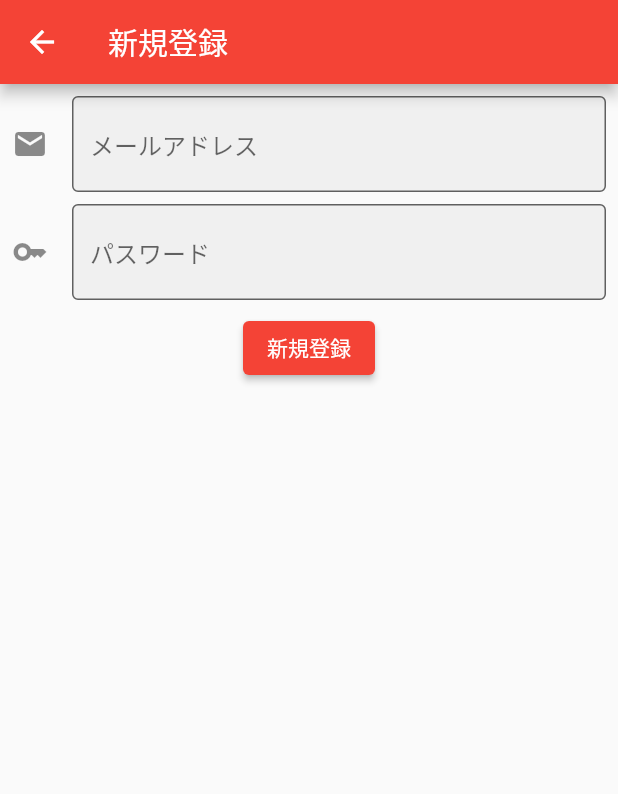
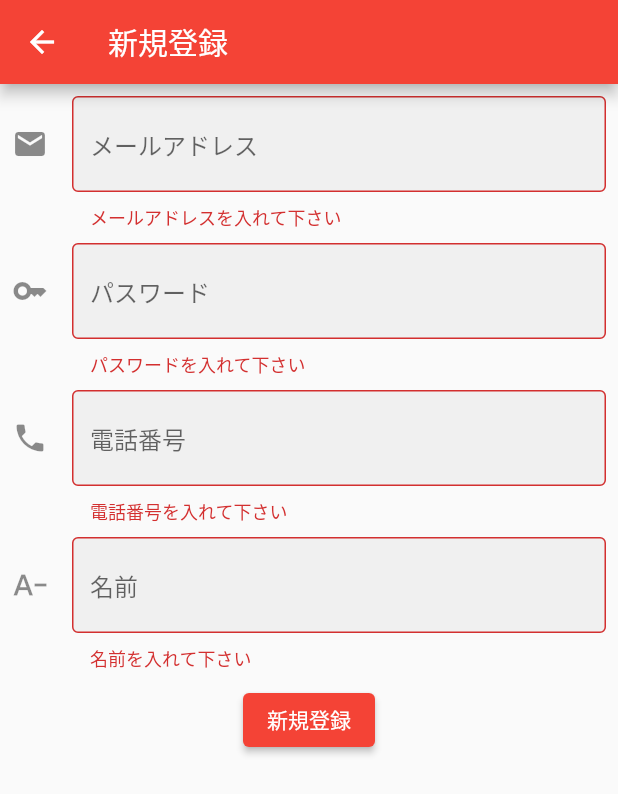
Before and after one commit to aquaman1182/ShiftList, a Flutter app: the SignUpScreen screen opened by its route, after a tap on "新規登録", on a phone screen of 412 x 824 dp. Shown: the top 794 px of the screen. Run offline on Flutter 3.47's test engine with Material 2 defaults, Android fonts, the phone set to English and light mode, and no system bars; our stand-ins replace cloud_firestore, firebase_auth, firebase_core, freezed_annotation, go_router, table_calendar; accounts and stored records are empty.

Commit message:
SignUp Fix

```diff
--- a/lib/models/repositories/login_repository.dart
+++ b/lib/models/repositories/login_repository.dart
@@ -6,9 +6,10 @@ class AuthService {
   AuthService({required DatabaseManager databaseManager})
       : databaseManager = databaseManager;
 
-  Future<Map<String, String>?> signUp(String email, String password) async {
-    return await databaseManager.signUp(email, password);
+  Future<Map<String, String>?> signUp(String email, String password, String phoneNumber, String name) async {
+    return await databaseManager.signUp(email, password, phoneNumber, name);
   }
+
 
   Future<String?> signIn(String user, String password) async {
     return await databaseManager.signIn(user, password);
--- a/lib/views/auth/sign_up_screen.dart
+++ b/lib/views/auth/sign_up_screen.dart
@@ -1,4 +1,5 @@
 import 'package:flutter/material.dart';
+import 'package:flutter/services.dart';
 import 'package:go_router/go_router.dart';
 import 'package:provider/provider.dart';
 import 'package:shift_app/view_models/login_view_model.dart';
@@ -6,6 +7,8 @@ import 'package:shift_app/view_models/login_view_model.dart';
 class SignUpScreen extends StatelessWidget {
   final TextEditingController emailController = TextEditingController();
   final TextEditingController passController = TextEditingController();
+  final TextEditingController phoneController = TextEditingController();
+  final TextEditingController nameController = TextEditingController();
   final GlobalKey<FormState> _formKey = GlobalKey<FormState>();
 
   @override
@@ -40,7 +43,7 @@ class SignUpScreen extends StatelessWidget {
                 controller: passController,
                 decoration: const InputDecoration(
                   icon: Icon(Icons.key),
-                  border:  OutlineInputBorder(),
+                  border: OutlineInputBorder(),
                   filled: true,
                   hintText: "パスワード"
                 ),
@@ -50,11 +53,53 @@ class SignUpScreen extends StatelessWidget {
                   }
                   return null;
                 },
+                obscureText: true,
+              ),
+              const SizedBox(height: 8.0,),
+              TextFormField(
+                controller: phoneController,
+                decoration: const InputDecoration(
+                  icon: Icon(Icons.phone),
+                  border: OutlineInputBorder(),
+                  filled: true,
+                  hintText: "電話番号"
+                ),
+                keyboardType: TextInputType.number,
+                inputFormatters: <TextInputFormatter>[
+                  FilteringTextInputFormatter.digitsOnly
+                ],
+                validator: (value) {
+                  if (value!.isEmpty) {
+                    return "電話番号を入れて下さい";
+                  }
+                  return null;
+                },
+              ),
+              const SizedBox(height: 8.0,),
+              TextFormField(
+                controller: nameController,
+                decoration: const InputDecoration(
+                  icon: Icon(Icons.text_decrease),
+                  border: OutlineInputBorder(),
+                  filled: true,
+                  hintText: "名前"
+                ),
+                inputFormatters: <TextInputFormatter>[
+                  FilteringTextInputFormatter.singleLineFormatter
+                ],
+                validator: (value) {
+                  if (value!.isEmpty) {
+                    return "名前を入れて下さい";
+                  }
+                  return null;
+                },
               ),
               const SizedBox(height: 8.0,),
               ElevatedButton(
                 onPressed: () {
-
+                  if (_formKey.currentState!.validate()) {
+                    signUp(context);
+                  }
                 },
                 child: const Text("新規登録")
               )
@@ -64,9 +109,10 @@ class SignUpScreen extends StatelessWidget {
       ),
     );
   }
-  Future<void> signUp(BuildContext context) async{
+
+  Future<void> signUp(BuildContext context) async {
     final AuthViewModel authViewModel = context.read();
-    await authViewModel.signUp(emailController.text, passController.text);
+    await authViewModel.signUp(emailController.text, passController.text, phoneController.text, nameController.text);
     context.go("/");
   }
 }
--- a/lib/views/my_profile/my_page.dart
+++ b/lib/views/my_profile/my_page.dart
@@ -6,7 +6,7 @@ import 'package:shift_app/view_models/user_view_model.dart';
 class MyPage extends StatelessWidget {
   @override
   Widget build(BuildContext context) {
-    final UserViewModel userViewModel = context.watch<UserViewModel>();
+    final UserViewModel userViewModel = context.watch();
 
     return Scaffold(
       appBar: AppBar(
```
Also changed, not shown: lib/models/db/database_manager.dart (+13 -8 lines), lib/models/repositories/user_repository.dart (+10 -4 lines), lib/view_models/login_view_model.dart (+3 -6 lines), lib/view_models/user_view_model.dart (+17 -0 lines).
